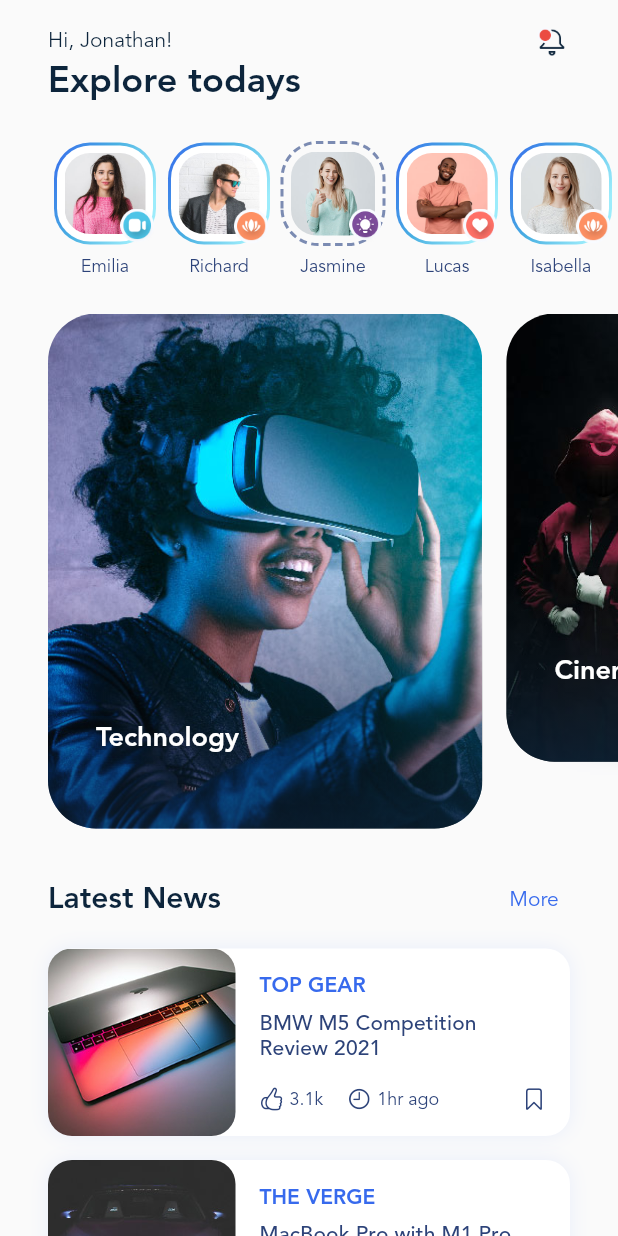
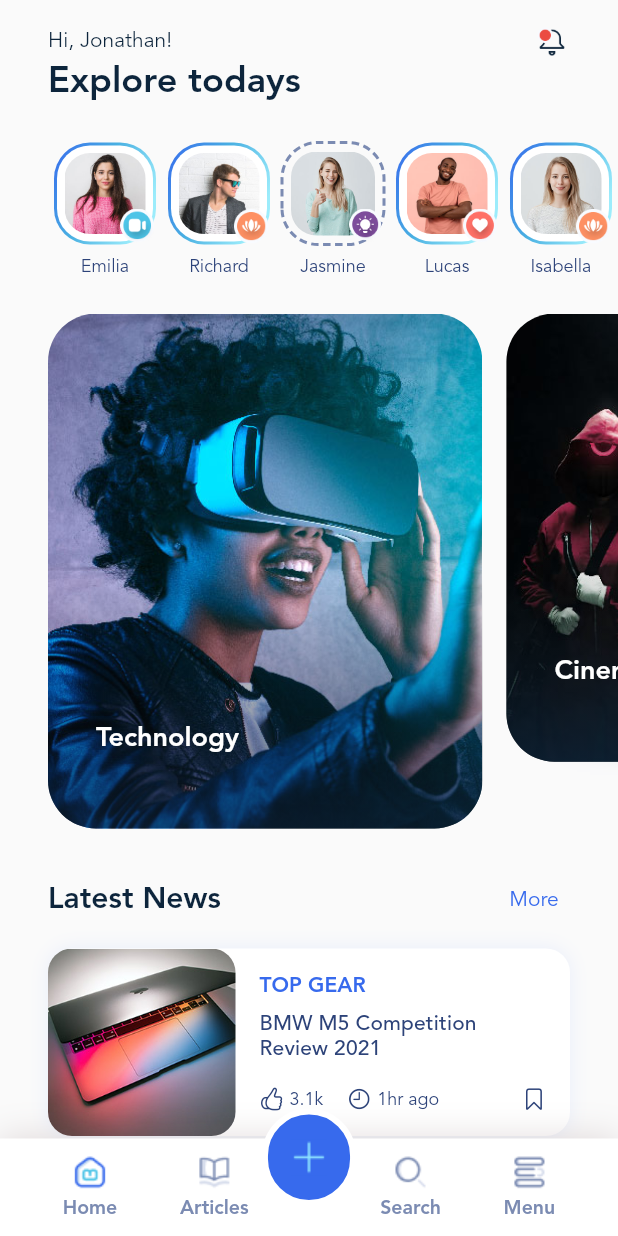
Before and after one commit to avrpic8/Flutter-blog-club, a Flutter app: the screen it shows after launch, on a phone screen of 412 x 824 dp. Run offline on Flutter 3.47's test engine with Material 2 defaults, Android fonts, the phone set to English and light mode, and no system bars; drawn by our look-alikes of dotted_border.

Commit message:
home screen complete

```diff
--- a/lib/main.dart
+++ b/lib/main.dart
@@ -1,8 +1,15 @@
 import 'package:blog_club/helpers/constant.dart';
+import 'package:blog_club/screens/components/bottom_navigation.dart';
 import 'package:blog_club/screens/home_screen.dart';
 import 'package:flutter/material.dart';
+import 'package:flutter/services.dart';
 
 void main() {
+  SystemChrome.setSystemUIOverlayStyle(const SystemUiOverlayStyle(
+      statusBarColor: Colors.white,
+      statusBarIconBrightness: Brightness.dark,
+      systemNavigationBarColor: Colors.white,
+      systemNavigationBarIconBrightness: Brightness.dark));
   runApp(const MyApp());
 }
 
@@ -26,6 +33,12 @@ class MyApp extends StatelessWidget {
             fontFamily: Constant.defaultFontFamily,
             fontSize: 14,
             color: Constant.secondaryTextColor,
+          ),
+          caption: TextStyle(
+            fontFamily: Constant.defaultFontFamily,
+            fontWeight: FontWeight.bold,
+            fontSize: 13,
+            color: Color(0xff7b8bb2),
           ),
           headline4: TextStyle(
             fontFamily: Constant.defaultFontFamily,
@@ -62,7 +75,17 @@ class MyApp extends StatelessWidget {
           ),
         ),
       ),
-      home: const HomeScreen(),
+      home: Stack(
+        children: const [
+          Positioned.fill(child: HomeScreen()),
+          Positioned(
+            bottom: 0,
+            right: 0,
+            left: 0,
+            child: BottomNavigation(),
+          )
+        ],
+      ),
     );
   }
 }
--- /dev/null
+++ b/lib/screens/components/bottom_navigation.dart
@@ -0,0 +1,103 @@
+import 'package:flutter/material.dart';
+
+class BottomNavigation extends StatelessWidget {
+  const BottomNavigation({Key? key}) : super(key: key);
+
+  @override
+  Widget build(BuildContext context) {
+    return Container(
+      height: 85,
+      child: Stack(
+        children: [
+          Positioned(
+            right: 0,
+            left: 0,
+            bottom: 0,
+            child: Container(
+              height: 65,
+              decoration: BoxDecoration(
+                color: Colors.white,
+                boxShadow: [
+                  BoxShadow(
+                    blurRadius: 20,
+                    color: const Color(0xff9b8487).withOpacity(0.3),
+                  )
+                ],
+              ),
+              child: Row(
+                mainAxisAlignment: MainAxisAlignment.spaceEvenly,
+                children: const [
+                  _BottomNavigationItem(
+                      iconFileName: 'Home.png',
+                      activeIconFileName: 'Home.png',
+                      title: 'Home'),
+                  _BottomNavigationItem(
+                      iconFileName: 'Articles.png',
+                      activeIconFileName: 'Articles.png',
+                      title: 'Articles'),
+                  SizedBox(
+                    width: 4,
+                  ),
+                  _BottomNavigationItem(
+                      iconFileName: 'Search.png',
+                      activeIconFileName: 'Search.png',
+                      title: 'Search'),
+                  _BottomNavigationItem(
+                      iconFileName: 'Menu.png',
+                      activeIconFileName: 'Menu.png',
+                      title: 'Menu'),
+                ],
+              ),
+            ),
+          ),
+          Center(
+            child: Container(
+              width: 65,
+              height: 85,
+              alignment: Alignment.topCenter,
+              child: Container(
+                height: 65,
+                decoration: BoxDecoration(
+                  borderRadius: BorderRadius.circular(32.5),
+                  color: const Color(0xff376aed),
+                  border: Border.all(color: Colors.white, width: 4),
+                ),
+                child: Image.asset('assets/img/icons/plus.png'),
+              ),
+            ),
+          )
+        ],
+      ),
+    );
+  }
+}
+
+class _BottomNavigationItem extends StatelessWidget {
+  final String iconFileName;
+  final String activeIconFileName;
+  final String title;
+
+  const _BottomNavigationItem(
+      {Key? key,
+      required this.iconFileName,
+      required this.activeIconFileName,
+      required this.title})
+      : super(key: key);
+
+  @override
+  Widget build(BuildContext context) {
+    return Column(
+      mainAxisAlignment: MainAxisAlignment.center,
+      children: [
+        Image.asset('assets/img/icons/$iconFileName'),
+        const SizedBox(
+          height: 4,
+        ),
+        Text(
+          title,
+          style: Theme.of(context).textTheme.caption,
+        )
+      ],
+    );
+  }
+}
--- a/lib/screens/components/post_item.dart
+++ b/lib/screens/components/post_item.dart
@@ -63,7 +63,7 @@ class PostItem extends StatelessWidget {
                       Icon(
                         CupertinoIcons.hand_thumbsup,
                         size: 16,
-                        color: Theme.of(context).textTheme!.bodyText2!.color,
+                        color: Theme.of(context).textTheme.bodyText2!.color,
                       ),
                       const SizedBox(
                         width: 4,
@@ -78,7 +78,7 @@ class PostItem extends StatelessWidget {
                       Icon(
                         CupertinoIcons.clock,
                         size: 16,
-                        color: Theme.of(context).textTheme!.bodyText2!.color,
+                        color: Theme.of(context).textTheme.bodyText2!.color,
                       ),
                       const SizedBox(
                         width: 4,
@@ -99,7 +99,7 @@ class PostItem extends StatelessWidget {
                                 : CupertinoIcons.bookmark,
                             size: 16,
                             color:
-                                Theme.of(context).textTheme!.bodyText2!.color,
+                                Theme.of(context).textTheme.bodyText2!.color,
                           ),
                         ),
                       ),
```
